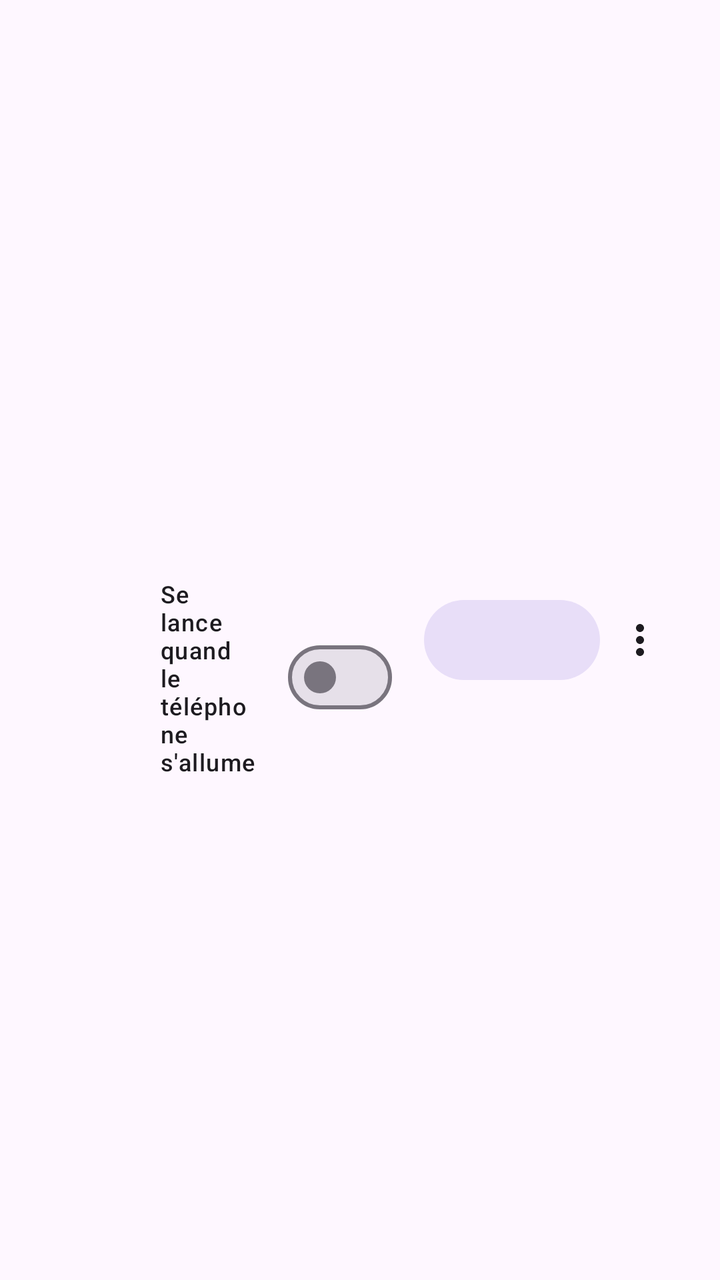
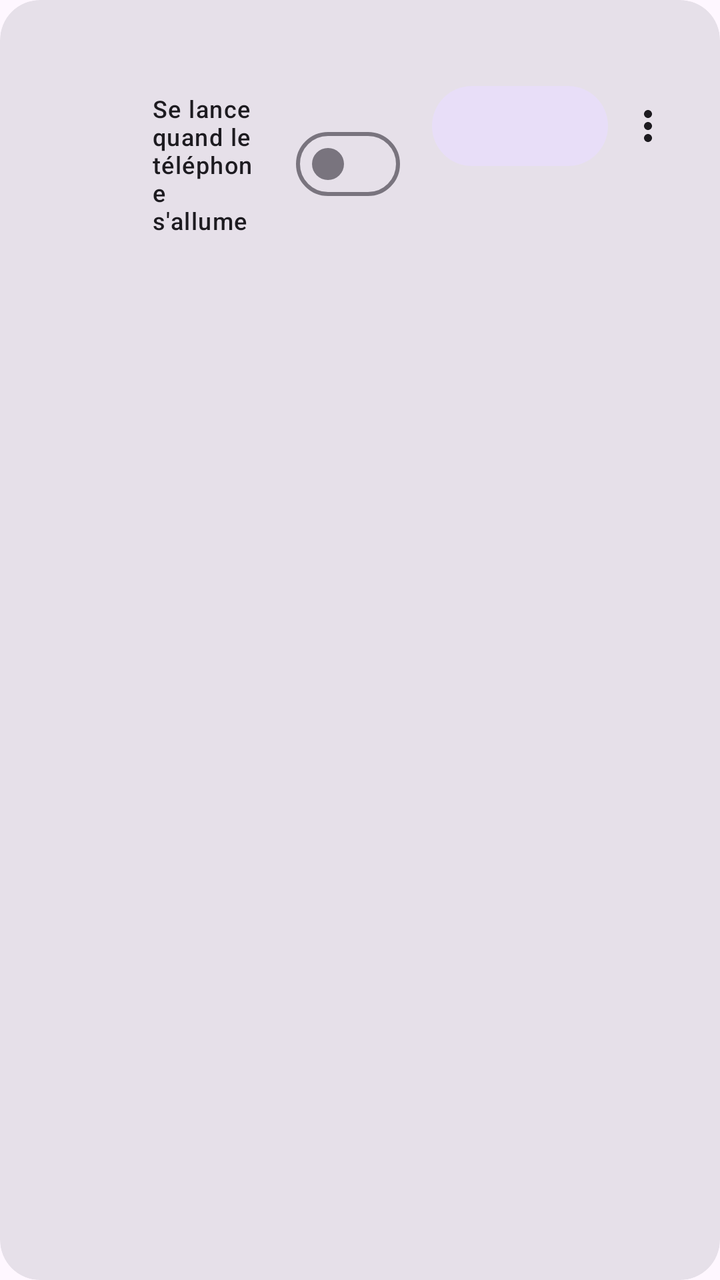

The first picture is an Android layout as it rendered before a commit; the second is the same layout after the commit. The layout source and the unified diff follow.
<!-- AndroidManifest.xml: application theme Theme.Isolateur -->
<!-- res/layout/item_app.xml -->
<?xml version="1.0" encoding="utf-8"?>
<LinearLayout xmlns:android="http://schemas.android.com/apk/res/android"
    android:layout_width="match_parent"
    android:layout_height="wrap_content"
    android:background="?attr/selectableItemBackground"
    android:gravity="center_vertical"
    android:minHeight="72dp"
    android:orientation="horizontal"
    android:paddingHorizontal="20dp"
    android:paddingVertical="8dp">

    <ImageView
        android:id="@+id/icon"
        android:layout_width="44dp"
        android:layout_height="44dp"
        android:importantForAccessibility="no" />

    <LinearLayout
        android:layout_width="0dp"
        android:layout_height="wrap_content"
        android:layout_weight="1"
        android:orientation="vertical"
        android:paddingHorizontal="16dp">

        <TextView
            android:id="@+id/label"
            android:layout_width="match_parent"
            android:layout_height="wrap_content"
            android:ellipsize="end"
            android:maxLines="1"
            android:textAppearance="?attr/textAppearanceTitleMedium" />

        <TextView
            android:id="@+id/sub"
            android:layout_width="match_parent"
            android:layout_height="wrap_content"
            android:textAppearance="?attr/textAppearanceBodySmall"
            android:textColor="?attr/colorOnSurfaceVariant" />

        <com.google.android.material.materialswitch.MaterialSwitch
            android:id="@+id/swAuto"
            android:layout_width="wrap_content"
            android:layout_height="wrap_content"
            android:text="@string/autostart"
            android:textAppearance="?attr/textAppearanceLabelMedium" />
    </LinearLayout>

    <com.google.android.material.button.MaterialButton
        android:id="@+id/action"
        style="@style/Widget.Material3.Button.TonalButton"
        android:layout_width="wrap_content"
        android:layout_height="wrap_content" />

    <ImageButton
        android:id="@+id/more"
        android:layout_width="40dp"
        android:layout_height="40dp"
        android:background="?attr/selectableItemBackgroundBorderless"
        android:contentDescription="Plus d'options"
        android:src="@drawable/ic_more" />
</LinearLayout>
<!-- resources referenced by this layout -->
<resources>
  <!-- drawable ic_more (drawable) -->
  <vector xmlns:android="http://schemas.android.com/apk/res/android"
      android:width="24dp" android:height="24dp"
      android:viewportWidth="24" android:viewportHeight="24"
      android:tint="?attr/colorOnSurface">
      <path android:fillColor="#FFFFFF"
          android:pathData="M12,8c1.1,0 2,-0.9 2,-2s-0.9,-2 -2,-2 -2,0.9 -2,2 0.9,2 2,2zM12,10c-1.1,0 -2,0.9 -2,2s0.9,2 2,2 2,-0.9 2,-2 -0.9,-2 -2,-2zM12,16c-1.1,0 -2,0.9 -2,2s0.9,2 2,2 2,-0.9 2,-2 -0.9,-2 -2,-2z"/>
  </vector>
  <string name="autostart">Se lance quand le téléphone s\'allume</string>
  <style name="Theme.Isolateur" parent="Theme.Material3.DayNight.NoActionBar">
          <item name="colorPrimary">#3F51B5</item>
          <item name="android:statusBarColor">@android:color/transparent</item>
          <item name="materialCardViewStyle">@style/Widget.Isolateur.Card</item>
      </style>
  <style name="Widget.Isolateur.Card" parent="Widget.Material3.CardView.Filled">
          <item name="cardCornerRadius">24dp</item>
          <item name="contentPadding">20dp</item>
      </style>
</resources>

<!-- the commit's change to res/layout/item_app.xml (unified diff, before → after) -->
@@ -1,12 +1,21 @@
 <?xml version="1.0" encoding="utf-8"?>
-<LinearLayout xmlns:android="http://schemas.android.com/apk/res/android"
+<com.google.android.material.card.MaterialCardView xmlns:android="http://schemas.android.com/apk/res/android"
+    xmlns:app="http://schemas.android.com/apk/res-auto"
+    android:layout_width="match_parent"
+    android:layout_height="wrap_content"
+    android:layout_marginHorizontal="16dp"
+    android:layout_marginVertical="5dp"
+    app:cardCornerRadius="20dp"
+    app:contentPadding="0dp">
+
+<LinearLayout
     android:layout_width="match_parent"
     android:layout_height="wrap_content"
     android:background="?attr/selectableItemBackground"
     android:gravity="center_vertical"
     android:minHeight="72dp"
     android:orientation="horizontal"
-    android:paddingHorizontal="20dp"
+    android:paddingHorizontal="16dp"
     android:paddingVertical="8dp">
 
     <ImageView
@@ -59,3 +68,4 @@
         android:contentDescription="Plus d'options"
         android:src="@drawable/ic_more" />
 </LinearLayout>
+</com.google.android.material.card.MaterialCardView>
